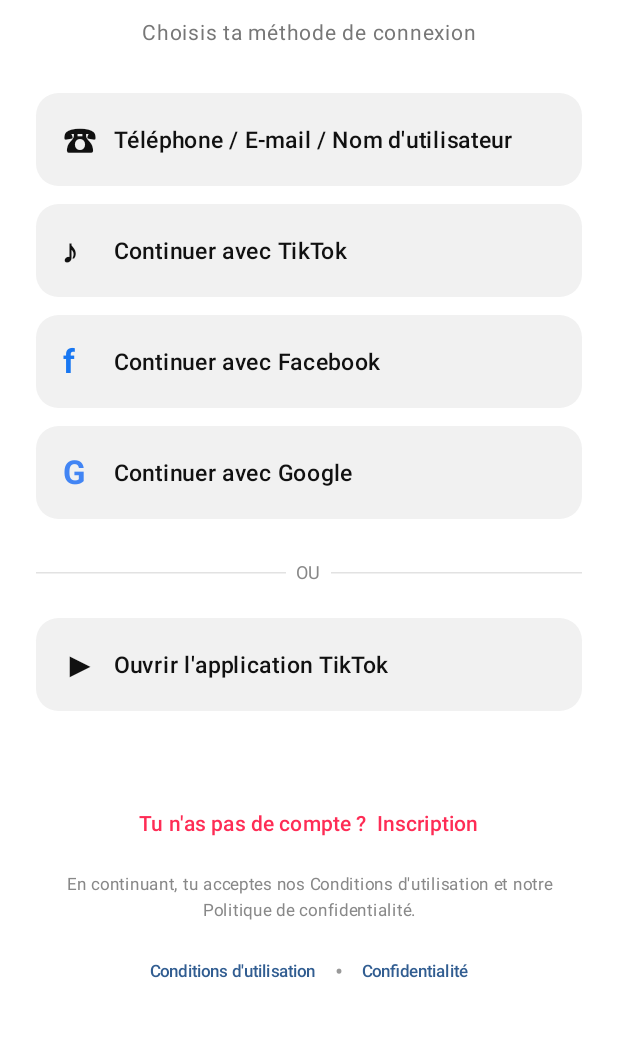
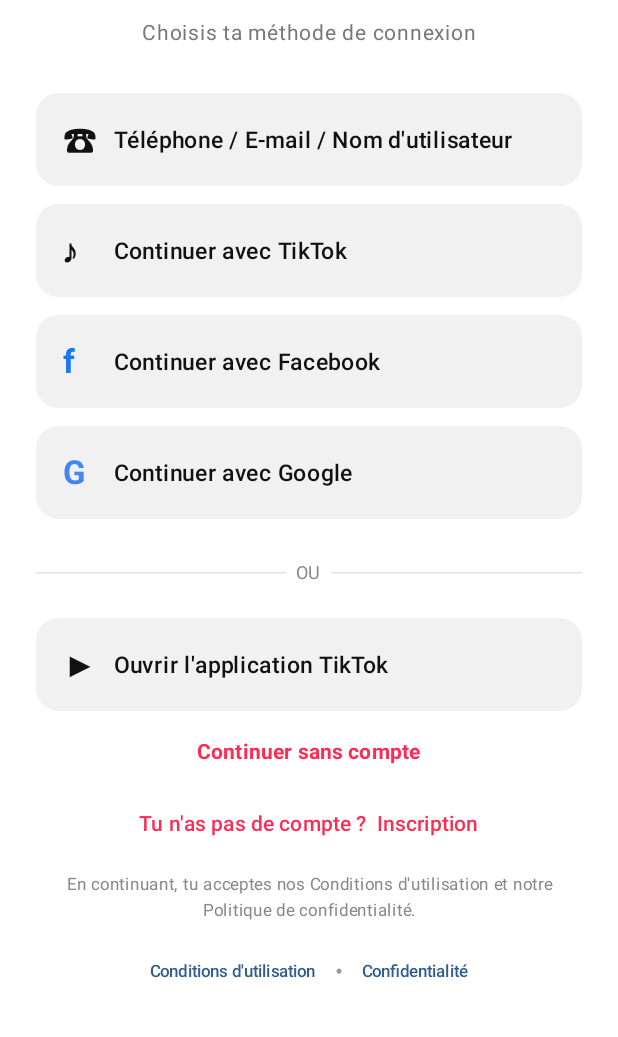
Before and after one commit to Houssem028/MESTOK, an Android app built with Jetpack Compose: the screen it shows after launch (MainActivity), on a phone screen of 412 x 824 dp, the part 195-1232 px from its top. Run offline under Robolectric (Android 15) with nearby library versions, the phone set to English and light mode, and no system bars.

Commit message:
Add guest access and correct settings back navigation

```diff
--- a/app/src/main/java/com/mestok/app/MainActivity.kt
+++ b/app/src/main/java/com/mestok/app/MainActivity.kt
@@ -63,6 +63,7 @@ class MainActivity : ComponentActivity() {
             val latestMessage = prefs.getString("last_message", null).orEmpty()
             val hasLatest = latestTitle.isNotBlank() || latestMessage.isNotBlank()
             var page by remember { mutableStateOf("welcome") }
+            var settingsReturnPage by remember { mutableStateOf("login") }
             var notice by remember { mutableStateOf<String?>(null) }
 
             MaterialTheme(colorScheme = darkColorScheme(
@@ -72,7 +73,8 @@ class MainActivity : ComponentActivity() {
                 when (page) {
                     "welcome" -> WelcomeScreen(onContinue = { page = "login" })
                     "login" -> LoginScreen(
-                        onSettings = { page = "settings" },
+                        onSettings = { settingsReturnPage = "login"; page = "settings" },
+                        onGuest = { page = "home" },
                         onTikTok = { notice = localized(
                             "سيتم تفعيل تسجيل TikTok الرسمي بعد ربط Login Kit ومفاتيح المطوّر.",
                             "La connexion TikTok officielle sera activée après la configuration de Login Kit.",
@@ -82,7 +84,7 @@ class MainActivity : ComponentActivity() {
                     "settings" -> SettingsScreen(
                         notificationEnabled = isNotificationAccessEnabled(),
                         overlayEnabled = Settings.canDrawOverlays(this),
-                        onBack = { page = "home" },
+                        onBack = { page = settingsReturnPage },
                         onNotificationAccess = {
                             startActivity(Intent(Settings.ACTION_NOTIFICATION_LISTENER_SETTINGS))
                         },
@@ -118,7 +120,7 @@ class MainActivity : ComponentActivity() {
                         latestTitle = latestTitle,
                         latestMessage = latestMessage,
                         hasLatest = hasLatest,
-                        onSettings = { page = "settings" },
+                        onSettings = { settingsReturnPage = "home"; page = "settings" },
                         onOpenTikTok = { openTikTok() }
                     )
                 }
@@ -178,7 +180,7 @@ private fun WelcomeScreen(onContinue: () -> Unit) {
 }
 
 @Composable
-private fun LoginScreen(onTikTok: () -> Unit, onSettings: () -> Unit) {
+private fun LoginScreen(onTikTok: () -> Unit, onSettings: () -> Unit, onGuest: () -> Unit) {
     val uriHandler = LocalUriHandler.current
     var showPhoneLogin by remember { mutableStateOf(false) }
     var identifier by remember { mutableStateOf("") }
@@ -234,6 +236,9 @@ private fun LoginScreen(onTikTok: () -> Unit, onSettings: () -> Unit) {
         }
 
         Spacer(Modifier.weight(1f))
+        TextButton(onClick = onGuest) {
+            Text("Continuer sans compte", color = Color(0xFFFE2C55), fontWeight = FontWeight.Bold)
+        }
         TextButton(onClick = {
             infoTitle = "Créer un compte"
             infoBody = "La création de compte MESTOK sera disponible lorsque le système sécurisé d'inscription sera connecté."
```
